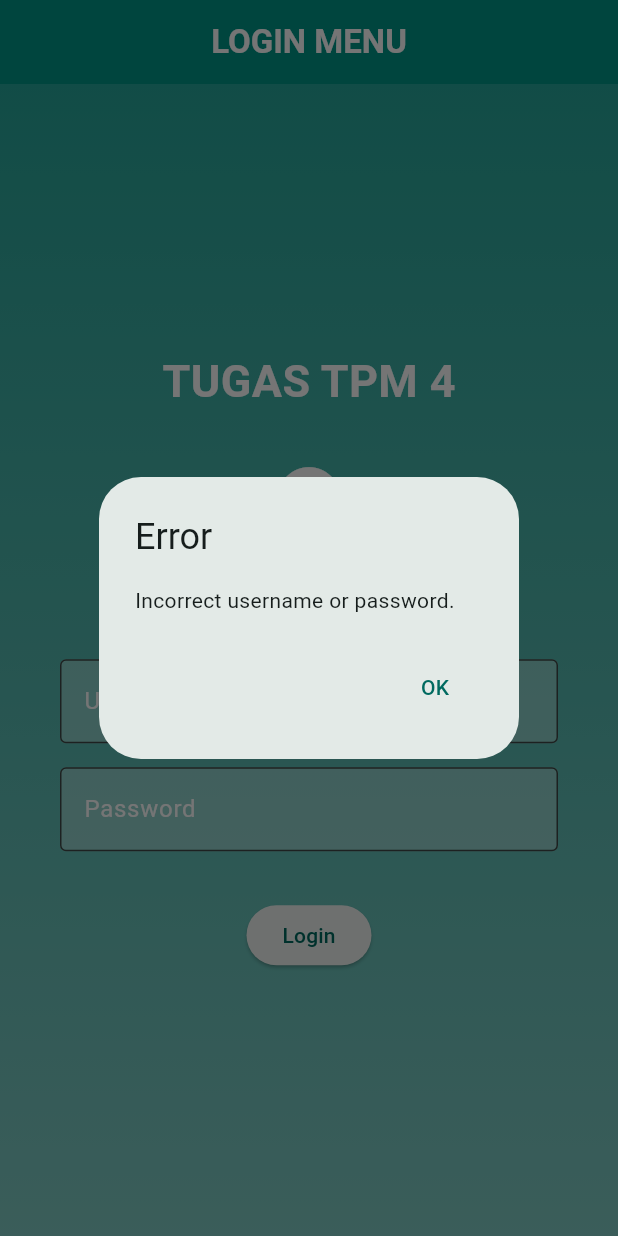
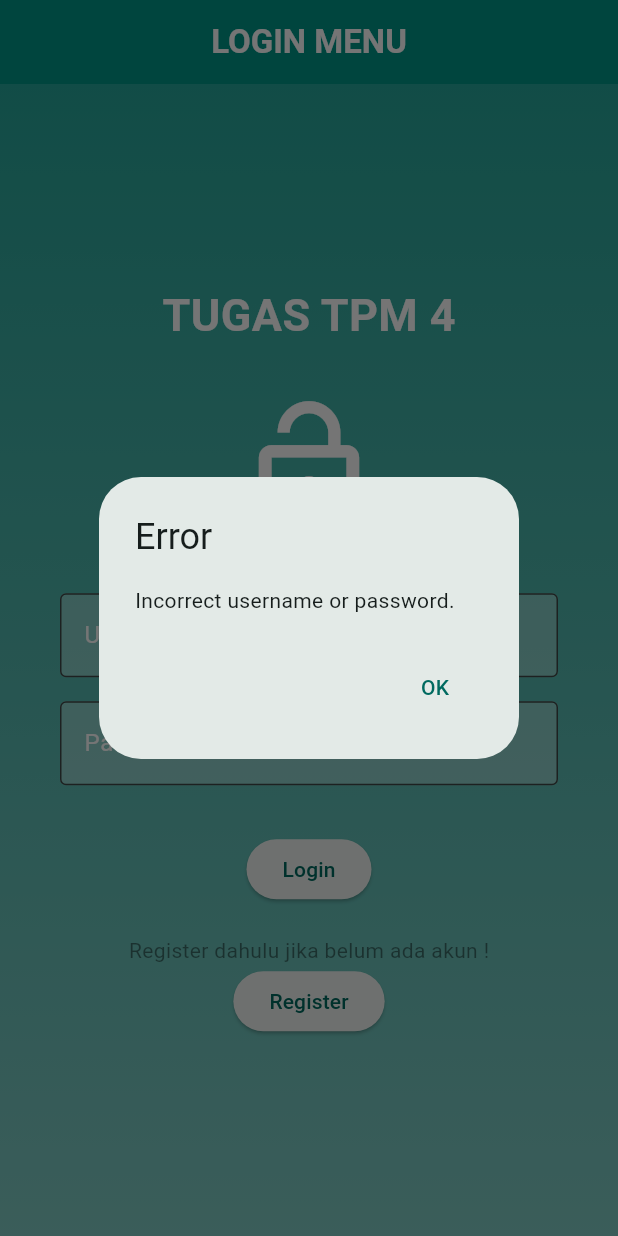
Before and after one commit to AbdanulIkhlas/tugas4_kelompok, a Flutter app: the screen it shows after launch, after a tap on "Login", on a phone screen of 412 x 824 dp. Run offline on Flutter 3.47's test engine with Material 3 defaults, Android fonts, the phone set to English and light mode, and no system bars; our stand-ins replace hive_flutter, shared_preferences; accounts and stored records are empty.

Commit message:
menambahkan page register dan konfigurasi db untuk login

```diff
--- a/lib/login.dart
+++ b/lib/login.dart
@@ -1,6 +1,10 @@
 import 'package:flutter/material.dart';
+import 'package:hive_flutter/hive_flutter.dart';
 import 'package:shared_preferences/shared_preferences.dart';
 import 'package:tugas4_kelompok/homepage.dart';
+import 'package:tugas4_kelompok/main.dart';
+import 'package:tugas4_kelompok/model/login_model.dart';
+import 'package:tugas4_kelompok/register.dart';
 
 class LoginPage extends StatefulWidget {
   const LoginPage({Key? key});
@@ -116,17 +120,23 @@ class _LoginPageState extends State<StatefulWidget> {
                   SizedBox(height: 32.0),
                   ElevatedButton(
                     onPressed: () {
-                      String username = userController.text;
-                      String password = passController.text;
-                      if (username.isNotEmpty && password == "tugas4") {
+                      String user = userController.text;
+                      String pass = passController.text;
+                      var box = Hive.box<LoginModel>(loginBox);
+
+                      for (var item in box.values) {
+                        if (item.username == user && item.password == pass) {
                           print("LOGIN SUCCESSFUL");
                           loginData.setBool('login', false);
-                        loginData.setString('username', username);
+                          loginData.setString('username', user);
                           Navigator.pushReplacement(
                             context,
                             MaterialPageRoute(builder: (context) => HomePage()),
                           );
-                      } else {
+                          return;
+                        }
+                      }
+
                       showDialog(
                         context: context,
                         builder: (context) => AlertDialog(
@@ -140,10 +150,26 @@ class _LoginPageState extends State<StatefulWidget> {
                           ],
                         ),
                       );
-                      }
+
                     },
                     child: Text('Login'),
                   ),
+                  SizedBox(
+                    height: 20,
+                  ),
+                  Text(
+                    "Register dahulu jika belum ada akun !",
+                    style: TextStyle(color: Colors.black45),
+                  ),
+                  ElevatedButton(
+                      onPressed: () {
+                        Navigator.push(
+                            context,
+                            MaterialPageRoute(
+                              builder: (context) => RegisterPage(),
+                            ));
+                      },
+                      child: Text('Register'))
                 ],
               ),
             ),
--- a/lib/main.dart
+++ b/lib/main.dart
@@ -1,7 +1,14 @@
 import 'package:flutter/material.dart';
+import 'package:hive_flutter/hive_flutter.dart';
 import 'package:tugas4_kelompok/login.dart';
+import 'package:tugas4_kelompok/model/login_model.dart';
 
-void main() {
+String loginBox = 'loginBox';
+
+void main() async {
+  await Hive.initFlutter();
+  Hive.registerAdapter<LoginModel>(LoginModelAdapter());
+  await Hive.openBox<LoginModel>(loginBox);
   runApp(const MyApp());
 }
 
--- a/pubspec.yaml
+++ b/pubspec.yaml
@@ -37,6 +37,9 @@ dependencies:
   # Use with the CupertinoIcons class for iOS style icons.
   cupertino_icons: ^1.0.6
   url_launcher: ^6.1.8
+  hive_flutter: ^1.1.0
+  hive: ^2.0.4
+  path_provider: ^2.0.3
 
 dev_dependencies:
   flutter_test:
@@ -48,6 +51,8 @@ dev_dependencies:
   # package. See that file for information about deactivating specific lint
   # rules and activating additional ones.
   flutter_lints: ^3.0.0
+  hive_generator: ^1.1.0
+  build_runner: ^2.1.2
 
 # For information on the generic Dart part of this file, see the
 # following page: https://dart.dev/tools/pub/pubspec
```
Also changed, not shown: lib/favoritepage.dart (+4 -3 lines), lib/model/login_model.dart (added, +14 -0 lines), lib/register.dart (added, +210 -0 lines), lib/model/login_model.g.dart (added), pubspec.lock, 1 other file. Lines whose indentation alone changed are shown as unchanged.
